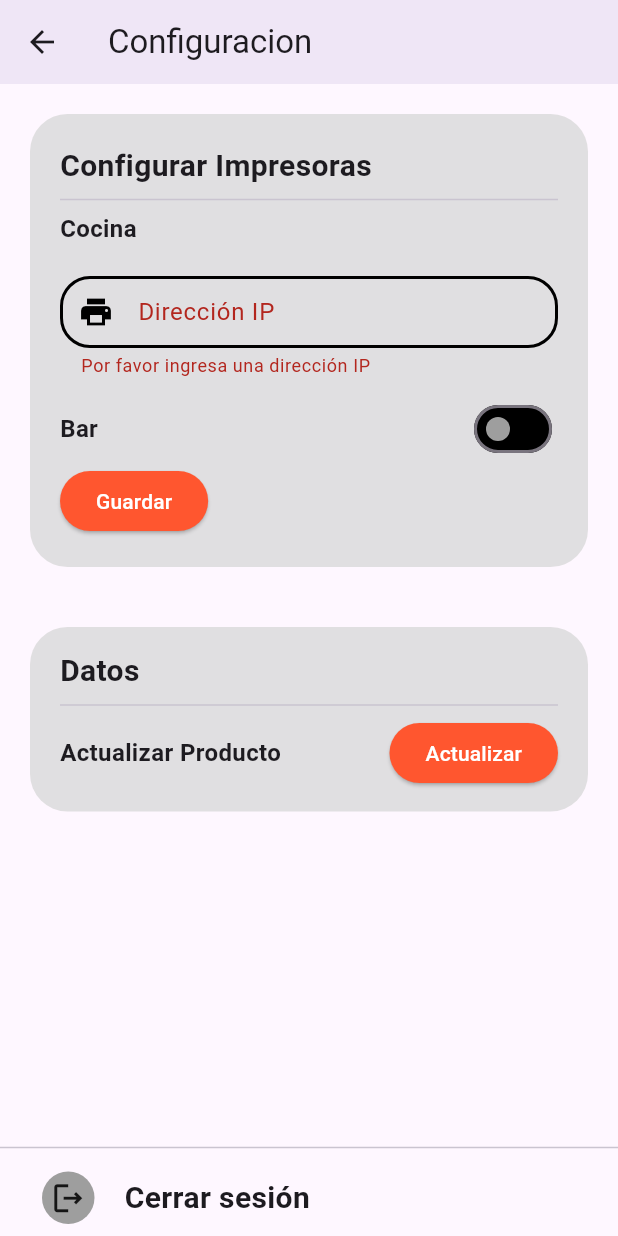
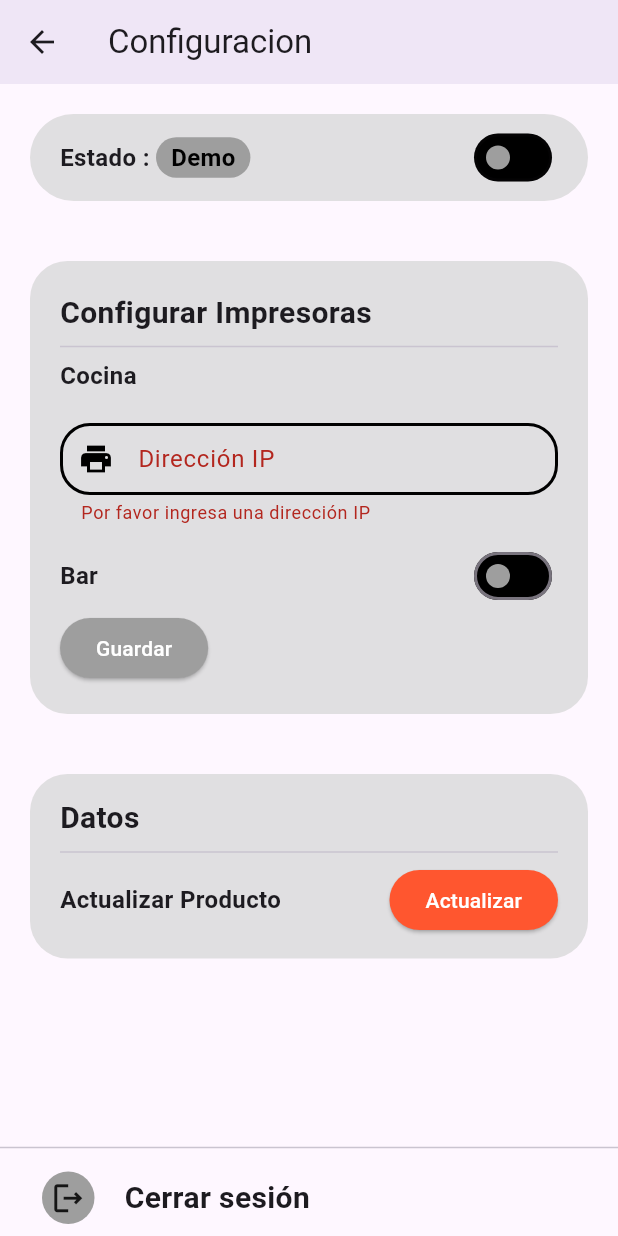
Before and after one commit to JosueRamirezH01/AppNakamuraFood, a Flutter app: the AjustesPage screen opened by its route, after a tap on "Guardar", on a phone screen of 412 x 824 dp. Run offline on Flutter 3.47's test engine with Material 3 defaults, Android fonts, the phone set to English and light mode, and no system bars; our stand-ins replace connectivity_plus, fluttertoast, internet_connection_checker, modal_bottom_sheet, shared_preferences; missing offline and left inert: dart:ffi, esc_pos_printer, esc_pos_utils, flutter_bcrypt, mysql1, password_hash_plus; accounts and stored records are empty.

Commit message:
restauracion de asjustes

```diff
--- a/lib/home/ajustes/ajustes_page.dart
+++ b/lib/home/ajustes/ajustes_page.dart
@@ -1,12 +1,8 @@
 import 'dart:convert';
-
-import 'package:flutter/cupertino.dart';
 import 'package:flutter/material.dart';
 import 'package:flutter/services.dart';
-import 'package:flutter/widgets.dart';
 import 'package:fluttertoast/fluttertoast.dart';
-import 'package:intl/intl.dart';
-import 'package:restauflutter/services/login_service.dart';
+import 'package:restauflutter/services/entorno_service.dart';
 import 'package:restauflutter/utils/shared_pref.dart';
 
 import '../../model/mozo.dart';
@@ -21,9 +17,12 @@ class _AjustesPageState extends State<AjustesPage> {
   TextEditingController _printer1Controller = TextEditingController();
   TextEditingController _printer2Controller = TextEditingController();
   bool _showBarPrinter = false;
+  bool _stateProduccion = false;
+  bool _ifChange = false;
   final _formKey = GlobalKey<FormState>(); // Agregar GlobalKey<FormState>
   final SharedPref _sharedPref = SharedPref();
   var prod = ProductoServicio();
+  var entornoService = EntornoService();
   Mozo mozo = Mozo();
   SharedPref _pref = SharedPref();
 
@@ -38,7 +37,8 @@ class _AjustesPageState extends State<AjustesPage> {
   @override
   void initState() {
     super.initState();
-    _loadPrinters(); // Cargar las impresoras al inicializar la página
+    _loadSettings();
+    _loadPrinters();
     UserShared();
   }
 
@@ -64,6 +64,20 @@ class _AjustesPageState extends State<AjustesPage> {
     });
   }
 
+  void _loadSettings() async {
+    int entornoId = await entornoService.consultarEntorno(context);
+    if (entornoId == 2){
+      setState(() {
+        _stateProduccion = true;
+      });
+    }else{
+      setState(() {
+        _stateProduccion = false;
+      });
+    }
+
+  }
+
   @override
   Widget build(BuildContext context) {
     return Scaffold(
@@ -77,9 +91,65 @@ class _AjustesPageState extends State<AjustesPage> {
             children: [
               Expanded(
                 child: Container(
+                  child: Scrollbar(
+                    thumbVisibility: true,
                     child: SingleChildScrollView(
                       child: Column(
                         children: [
+                          Container(
+                            decoration: BoxDecoration(
+                              borderRadius: BorderRadius.circular(30),
+                              color: Color.fromRGBO(217, 217, 217, 0.8),
+                            ),
+                            margin: EdgeInsets.all(20),
+                            child: Padding(
+                              padding: const EdgeInsets.only(right: 20, left: 20,top: 5, bottom: 5),
+                              child: Column(
+                                crossAxisAlignment: CrossAxisAlignment.start,
+                                children: [
+                                  Row(
+                                    children: [
+                                      const Text(
+                                        'Estado : ',
+                                        style: TextStyle(
+                                          fontSize: 16,
+                                          fontWeight: FontWeight.bold,
+                                        ),
+                                      ),
+                                      // SizedBox(width: 20),
+                                      Container(
+                                        decoration: BoxDecoration(
+                                            color: _stateProduccion ? Color(0xFFFF562F) : Colors.grey,
+                                            borderRadius: BorderRadius.all(Radius.circular(20))
+                                        ),
+                                        child: Padding(
+                                          padding: const EdgeInsets.only(top: 2,bottom: 2,left: 10,right: 10),
+                                          child: Text(
+                                            _stateProduccion? 'Produccion':'Demo',
+                                            style: TextStyle(
+                                              color: _stateProduccion ? Colors.white : Colors.black,
+                                              fontSize: 16,
+                                              fontWeight: FontWeight.bold,
+                                            ),
+                                          ),
+                                        ),
+                                      ),
+                                      const Spacer(),
+                                      Switch(
+                                          activeColor: Color(0xFFFF562F),
+                                          inactiveThumbColor: _stateProduccion ? Color(0xFFFF562F) : Colors.grey ,
+                                          inactiveTrackColor: Colors.black,
+                                          activeTrackColor: Colors.black,
+                                          // thumbColor: ,
+                                          value: _stateProduccion,
+                                          onChanged: null
+                                      ),
+                                    ],
+                                  ),
+                                ],
+                              ),
+                            ),
+                          ),
                           Container(
                             decoration: BoxDecoration(
                               borderRadius: BorderRadius.circular(25),
@@ -131,6 +201,7 @@ class _AjustesPageState extends State<AjustesPage> {
                                           onChanged: (value) {
                                             print(value);
                                             setState(() {
+                                              _ifChange = value;
                                               _showBarPrinter = value;
                                               prod.consultarCategoriaIpBar(
                                                   context, mozo.id_establecimiento).then((
@@ -153,9 +224,10 @@ class _AjustesPageState extends State<AjustesPage> {
 
                                   ElevatedButton(
                                     style: ButtonStyle(
-                                      backgroundColor:
-                                      MaterialStateProperty.all(
-                                          const Color(0xFFFF562F))),
+                                      // backgroundColor: MaterialStateProperty.all(const Color(0xFFFF562F))
+                                      backgroundColor: _ifChange ? MaterialStateProperty.all(const Color(0xFFFF562F)) : MaterialStateProperty.all(Colors.grey),
+                                    ),
+
                                     onPressed: () {
                                       if (_formKey.currentState!.validate()) {
                                         // Validar el formulario
@@ -220,11 +292,11 @@ class _AjustesPageState extends State<AjustesPage> {
                     ),
                   ),
                 ),
+              ),
               Divider(),
               Padding(
                 padding: const EdgeInsets.all(8.0),
                 child: iconCerrar(),
-
               )
             ],
           )),
```
Lines whose indentation alone changed are shown as unchanged.
